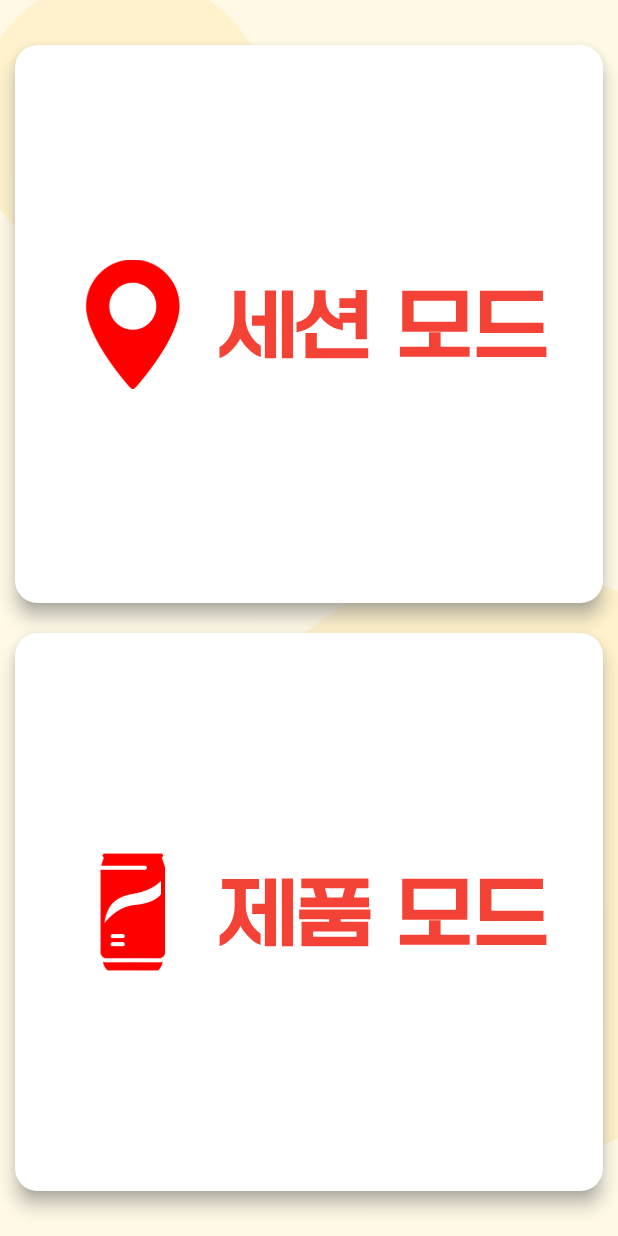
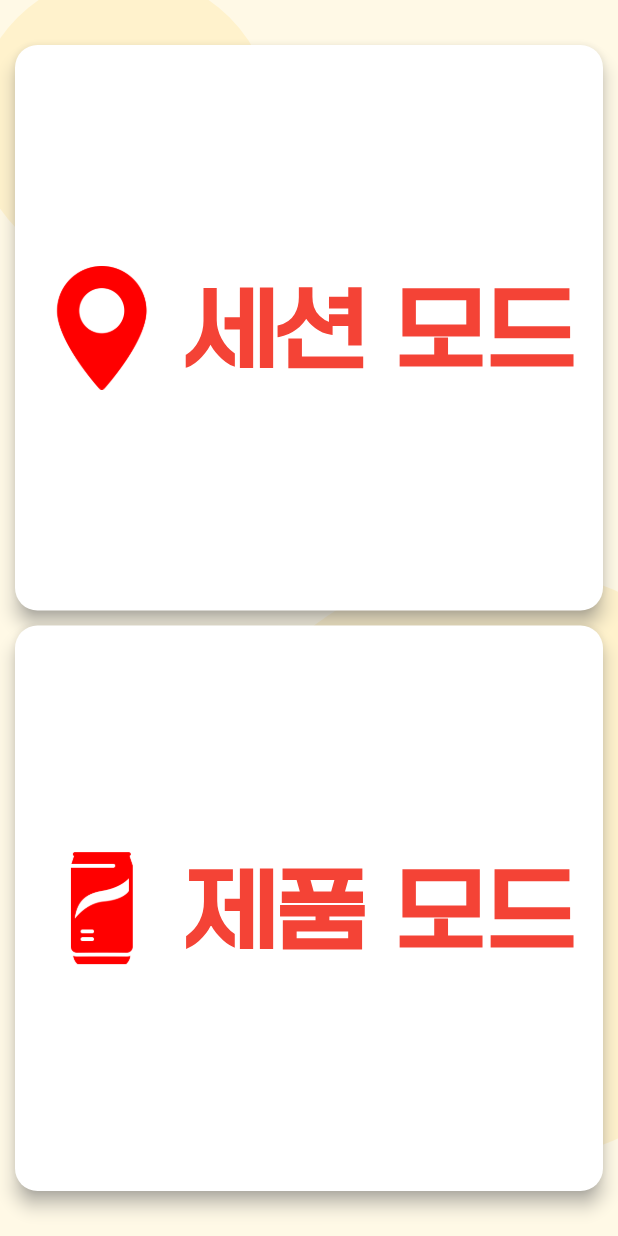
Before and after one commit to MyKnow/ishopping, a Flutter app: the screen it shows after launch, on a phone screen of 412 x 824 dp. Run offline on Flutter 3.47's test engine with Material 3 defaults, Android fonts, the phone set to English and light mode, and no system bars; our stand-ins replace camera, flutter_tts, permission_handler, vibration; missing offline and left inert: haptic_feedback.

Commit message:
가로 화면 디자인 조정

```diff
--- a/lib/main.dart
+++ b/lib/main.dart
@@ -1,3 +1,5 @@
+import 'dart:math';
+
 import 'package:flutter/material.dart';
 import 'package:flutter_tts/flutter_tts.dart';
 import 'package:haptic_feedback/haptic_feedback.dart';
@@ -15,7 +17,6 @@ class MyApp extends StatelessWidget {
   Widget build(BuildContext context) {
     return MaterialApp(
       home: SplashScreen(),
-      //home: MainScreen(),
     );
   }
 }
@@ -40,7 +41,7 @@ class _MainScreenState extends State<MainScreen> {
     await flutterTts.setPitch(1.0);
     await flutterTts.setSpeechRate(0.7);
 
-    _speakText("메인 화면");
+    await _speakText("메인화면. ");
     _speakText("상. 세션모드. 하. 제품모드");
   }
 
@@ -49,7 +50,7 @@ class _MainScreenState extends State<MainScreen> {
     for (var sentence in sentences) {
       if (sentence.isNotEmpty) {
         await flutterTts.speak(sentence);
-        await Future.delayed(Duration(milliseconds: 500));
+        await Future.delayed(Duration(milliseconds: 700));
       }
     }
   }
@@ -65,59 +66,97 @@ class _MainScreenState extends State<MainScreen> {
     return Scaffold(
       backgroundColor: const Color(0xFFFFF9E6),
       body: SafeArea(
-        child: Stack(
+        child: OrientationBuilder(
+          builder: (context, orientation) {
+            return Stack(
               children: <Widget>[
                 CustomPaint(
                   painter: BackgroundPainter(),
                   size: const Size(double.infinity, double.infinity),
                 ),
-            Column(
-              children: <Widget>[
-                Expanded(
-                  child: _buildButton(
-                    context,
-                    "세션 모드",
-                    "assets/images/public/maps.png",
-                    const EdgeInsets.fromLTRB(10, 30, 10, 10),
-                    () => navigateToSessionMode(context),
-                  ),
-                ),
-                Expanded(
-                  child: _buildButton(
-                    context,
-                    "제품 모드",
-                    "assets/images/public/coke.png",
-                    const EdgeInsets.fromLTRB(10, 10, 10, 30),
-                    () => navigateToProductMode(context),
-                  ),
-                ),
+                orientation == Orientation.portrait
+                    ? buildVerticalLayout()
+                    : buildHorizontalLayout(),
               ],
-            ),
-          ],
+            );
+          },
         ),
       ),
     );
   }
 
-  void navigateToSessionMode(BuildContext context) {
-    flutterTts.speak("세션 모드");
-    heavyVibration(3);
-    Navigator.push(
-        context, MaterialPageRoute(builder: (context) => MapAndroidScreen()));
+  Widget buildVerticalLayout() {
+    return Column(
+      children: <Widget>[
+        Expanded(
+          child: buildButton(
+            context,
+            "세션 모드",
+            "assets/images/public/maps.png",
+            EdgeInsets.fromLTRB(10, 30, 10, 5),
+            () => navigateToSessionMode(context),
+          ),
+        ),
+        Expanded(
+          child: buildButton(
+            context,
+            "제품 모드",
+            "assets/images/public/coke.png",
+            EdgeInsets.fromLTRB(10, 5, 10, 30),
+            () => navigateToProductMode(context),
+          ),
+        ),
+      ],
+    );
   }
 
-  void navigateToProductMode(BuildContext context) {
-    flutterTts.speak("제품 모드");
-    heavyVibration(3);
-    Navigator.push(
-        context, MaterialPageRoute(builder: (context) => ProductScreen()));
+  Widget buildHorizontalLayout() {
+    double screenHeight = MediaQuery.of(context).size.height;
+
+    return Row(
+      children: <Widget>[
+        Expanded(
+          child: Container(
+            height: screenHeight,
+            child: buildButton(
+              context,
+              "세션 모드",
+              "assets/images/public/maps.png",
+              EdgeInsets.fromLTRB(10, 10, 5, 10),
+              () => navigateToSessionMode(context),
+            ),
+          ),
+        ),
+        Expanded(
+          child: Container(
+            height: screenHeight,
+            child: buildButton(
+              context,
+              "제품 모드",
+              "assets/images/public/coke.png",
+              EdgeInsets.fromLTRB(5, 10, 10, 10),
+              () => navigateToProductMode(context),
+            ),
+          ),
+        ),
+      ],
+    );
   }
 
-  Widget _buildButton(BuildContext context, String text, String imagePath,
+  Widget buildButton(BuildContext context, String text, String imagePath,
       EdgeInsets margin, VoidCallback onPressed) {
+    // 화면의 너비와 높이를 가져옵니다.
+    double screenWidth = MediaQuery.of(context).size.width;
+    double screenHeight = MediaQuery.of(context).size.height;
+
+    // 화면 크기에 따라 동적으로 크기를 조정합니다.
+    double imageSize =
+        min(screenWidth, screenHeight) * 0.2; // 이미지 크기를 화면의 10%로 설정
+    double fontSize =
+        min(screenWidth, screenHeight) * 0.15; // 텍스트 크기를 화면의 5%로 설정
+
     return Container(
       margin: margin,
-      width: double.infinity,
       child: ElevatedButton(
         onPressed: onPressed,
         style: ElevatedButton.styleFrom(
@@ -128,30 +167,39 @@ class _MainScreenState extends State<MainScreen> {
           shape: RoundedRectangleBorder(
             borderRadius: BorderRadius.circular(15),
           ),
+          padding: EdgeInsets.symmetric(vertical: 20),
+          minimumSize: Size(double.infinity, 100),
         ),
-        child: LayoutBuilder(
-          builder: (context, constraints) {
-            double imageSize = constraints.maxWidth * 0.25;
-            return Row(
+        child: Row(
           mainAxisAlignment: MainAxisAlignment.center,
           children: <Widget>[
             Image.asset(imagePath, width: imageSize),
             const SizedBox(width: 15),
             Text(
               text,
-                  style: const TextStyle(
+              style: TextStyle(
                 color: Colors.red,
                 fontWeight: FontWeight.bold,
                 fontFamily: 'CustomFont',
-                    fontSize: 52,
+                fontSize: fontSize,
               ),
             ),
           ],
-            );
-          },
         ),
       ),
     );
+  }
+
+  void navigateToSessionMode(BuildContext context) async {
+    heavyVibration(3);
+    Navigator.push(
+        context, MaterialPageRoute(builder: (context) => MapAndroidScreen()));
+  }
+
+  void navigateToProductMode(BuildContext context) async {
+    heavyVibration(3);
+    Navigator.push(
+        context, MaterialPageRoute(builder: (context) => ProductScreen()));
   }
 
   Future<void> heavyVibration(int rep) async {
```
Also changed, not shown: lib/map_android.dart (+21 -7 lines), lib/product.dart (+17 -5 lines). Lines whose indentation alone changed are shown as unchanged.
